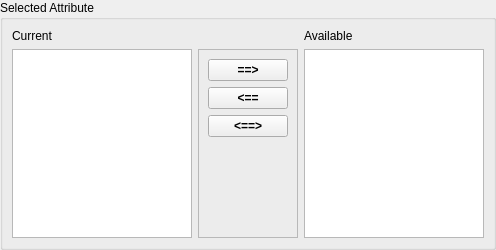
The window that smtk/Qt/qtAttributeAssociation.ui (Kitware/SMTK) describes before a commit, drawn with Qt 5.
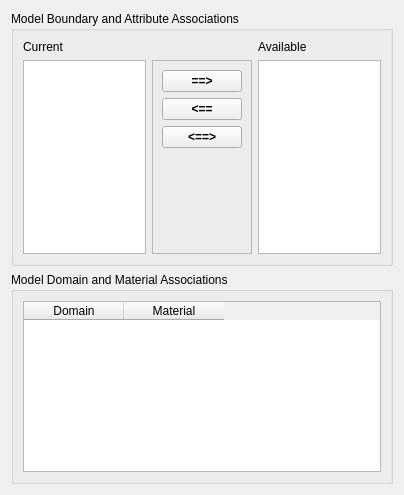
The same window after the commit.

Commit message: More logic to update attributes with model changes

The edit to the form file:
```diff
--- a/smtk/Qt/qtAttributeAssociation.ui
+++ b/smtk/Qt/qtAttributeAssociation.ui
@@ -6,25 +6,33 @@
    <rect>
     <x>0</x>
     <y>0</y>
-    <width>496</width>
-    <height>250</height>
+    <width>404</width>
+    <height>495</height>
    </rect>
   </property>
   <property name="windowTitle">
    <string>Form</string>
   </property>
-  <layout class="QVBoxLayout" name="verticalLayout_2">
-   <property name="margin">
-    <number>0</number>
-   </property>
+  <layout class="QVBoxLayout" name="verticalLayout_3">
    <item>
-    <widget class="QGroupBox" name="currentGroup">
+    <widget class="QGroupBox" name="boundaryGroup">
      <property name="title">
-      <string>Selected Attribute</string>
+      <string>Model Boundary and Attribute Associations</string>
      </property>
      <layout class="QGridLayout" name="gridLayout">
-      <item row="1" column="2">
-       <widget class="QListWidget" name="AvailableList"/>
+      <item row="0" column="0">
+       <widget class="QLabel" name="labelCurrent">
+        <property name="text">
+         <string>Current</string>
+        </property>
+       </widget>
+      </item>
+      <item row="0" column="2">
+       <widget class="QLabel" name="label_2">
+        <property name="text">
+         <string>Available</string>
+        </property>
+       </widget>
       </item>
       <item row="1" column="0">
        <widget class="QListWidget" name="CurrentList"/>
@@ -94,18 +102,30 @@
         </layout>
        </widget>
       </item>
-      <item row="0" column="0">
-       <widget class="QLabel" name="labelCurrent">
-        <property name="text">
-         <string>Current</string>
-        </property>
-       </widget>
+      <item row="1" column="2">
+       <widget class="QListWidget" name="AvailableList"/>
       </item>
-      <item row="0" column="2">
-       <widget class="QLabel" name="label_2">
-        <property name="text">
-         <string>Available</string>
-        </property>
+     </layout>
+    </widget>
+   </item>
+   <item>
+    <widget class="QGroupBox" name="domainGroup">
+     <property name="title">
+      <string>Model Domain and Material Associations</string>
+     </property>
+     <layout class="QVBoxLayout" name="verticalLayout_2">
+      <item>
+       <widget class="QTableWidget" name="DomainMaterialTable">
+        <column>
+         <property name="text">
+          <string>Domain</string>
+         </property>
+        </column>
+        <column>
+         <property name="text">
+          <string>Material</string>
+         </property>
+        </column>
        </widget>
       </item>
      </layout>
```
The commit also changes 10 other files.
